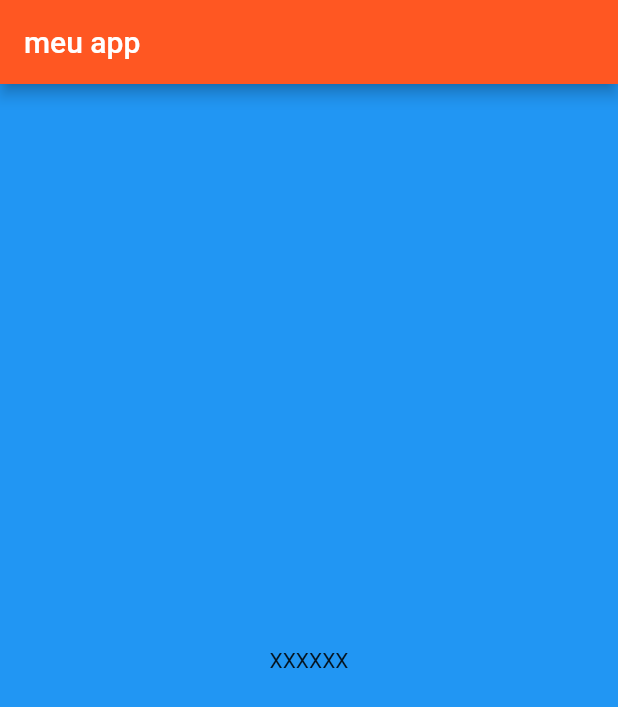
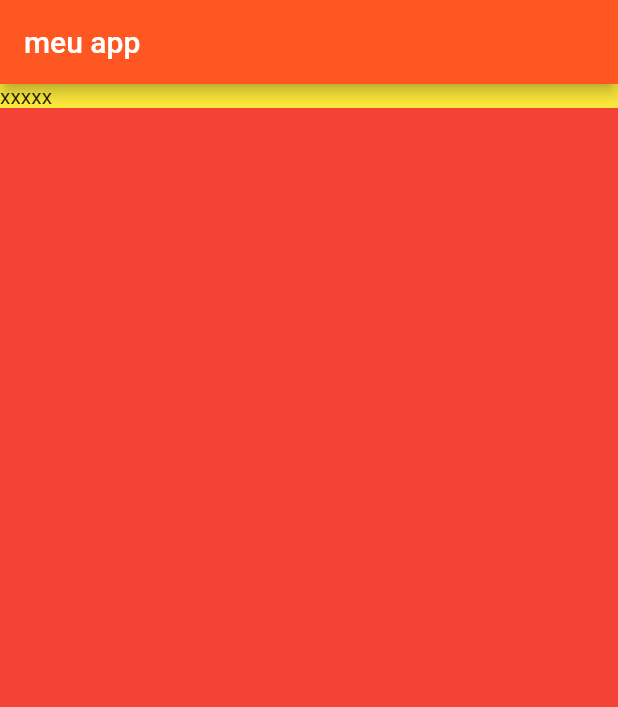
Before and after one commit to msousacode/dart-funamentos-basicos, a Flutter app: the screen it shows after launch, on a phone screen of 412 x 824 dp. Shown: the top 707 px of the screen. Run offline on Flutter 3.47's test engine with Material 2 defaults, Android fonts, the phone set to English and light mode, and no system bars.

Commit message:
feat: uso do ListView, Column e Rows

```diff
--- a/dominando-layouts/layouts/lib/main.dart
+++ b/dominando-layouts/layouts/lib/main.dart
@@ -28,9 +28,31 @@ class HomePage extends StatelessWidget {
           title: Text("meu app"),
         ),
         body: Container(
-        color: Colors.blue,
-        child: Center(child: Text("XXXXXX")),
+          width: double.infinity, //oculpar a tela inteira
+          color: Colors.red,
+          child: ListView(
+            //ListView juntos com Column e Rows são muito utilizados para organizar os elementos na pagina do app, principalmente o ListView.
+            scrollDirection: Axis.vertical,
+            children: <Widget>[
+              Container(
+                color: Colors.yellow,
+                child: Text("xxxxx"),
+              )
+            ],
           ),
-    );
+
+          /*
+          child: Column(
+            mainAxisAlignment: MainAxisAlignment
+                .spaceAround, //centraliza a coluna alinhamento na vertical
+            crossAxisAlignment: CrossAxisAlignment
+                .center, //centraliza a coluna alinhamento na horizontal
+            children: const <Widget>[
+              Text("Item 1"),
+              Text("Item 2"),
+              Text("Item 3")
+            ],
+          ),*/
+        ));
   }
 }
```
Lines whose indentation alone changed are shown as unchanged.
